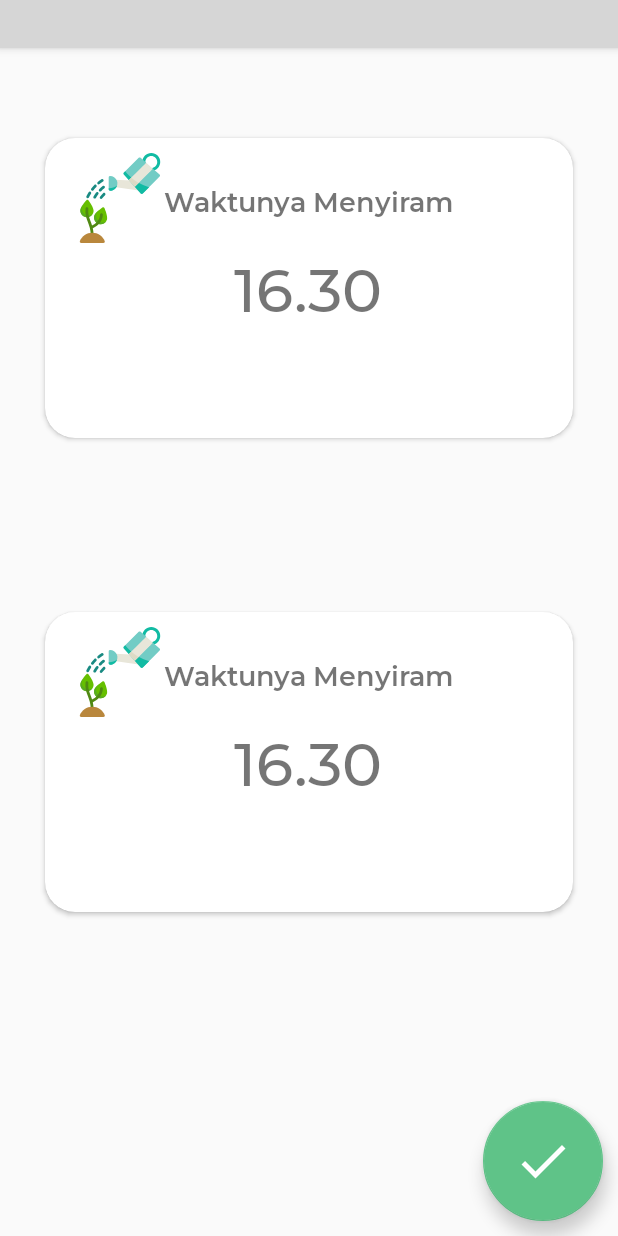
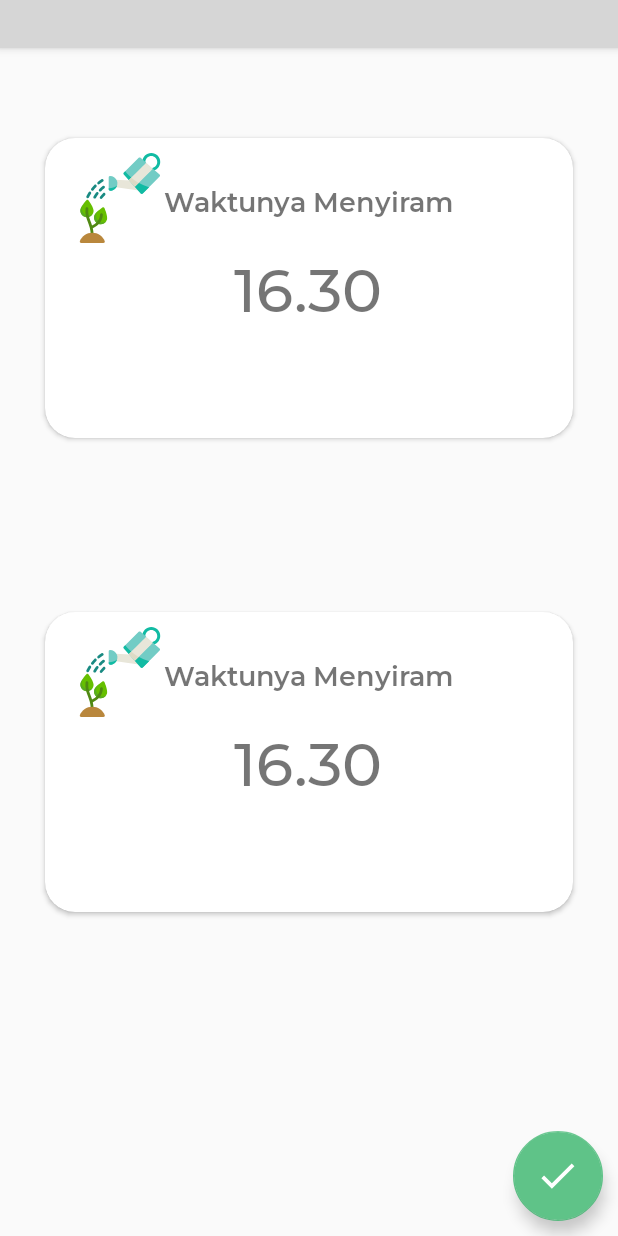
Before and after one commit to imannrhman/Plantie, an Android app: the layout activity_setting.xml on its own in the app's theme, with its tools: preview values and no code run, on a phone screen of 412 x 824 dp. Run offline under Robolectric (Android 15) with nearby library versions, the phone set to English and light mode, and no system bars; plain views replace AwesomeBar; grey boxes are pictures that could not be loaded.

Commit message:
update laporan

```diff
--- a/app/src/main/java/com/codates/plantie/view/DetailTugas.java
+++ b/app/src/main/java/com/codates/plantie/view/Setting.java
@@ -9,13 +9,13 @@ import androidx.appcompat.app.AppCompatActivity;
 import com.codates.plantie.R;
 import com.github.florent37.awesomebar.AwesomeBar;
 
-public class DetailTugas extends AppCompatActivity {
+public class Setting extends AppCompatActivity {
     public static  final String EXTRA_POSISITION = "extra_posisition";
 
     @Override
     protected void onCreate(@Nullable Bundle savedInstanceState) {
         super.onCreate(savedInstanceState);
-        setContentView(R.layout.activity_detail_tugas);
+        setContentView(R.layout.activity_setting);
         getSupportActionBar().hide();
         AwesomeBar bar = findViewById(R.id.bar);
         int position = getIntent().getIntExtra(EXTRA_POSISITION,0);
--- a/app/src/main/res/layout/activity_detail_tugas.xml
+++ b/app/src/main/res/layout/activity_setting.xml
@@ -125,8 +125,8 @@
         android:id="@+id/btnchecklist"
         android:layout_width="wrap_content"
         android:layout_height="wrap_content"
-        app:fabCustomSize="80dp"
-        app:maxImageSize="40dp"
+        app:fabCustomSize="60dp"
+        app:maxImageSize="30dp"
         android:padding="10dp"
         android:layout_margin="10dp"
         android:src="@drawable/ic_check_black_24dp"
```
